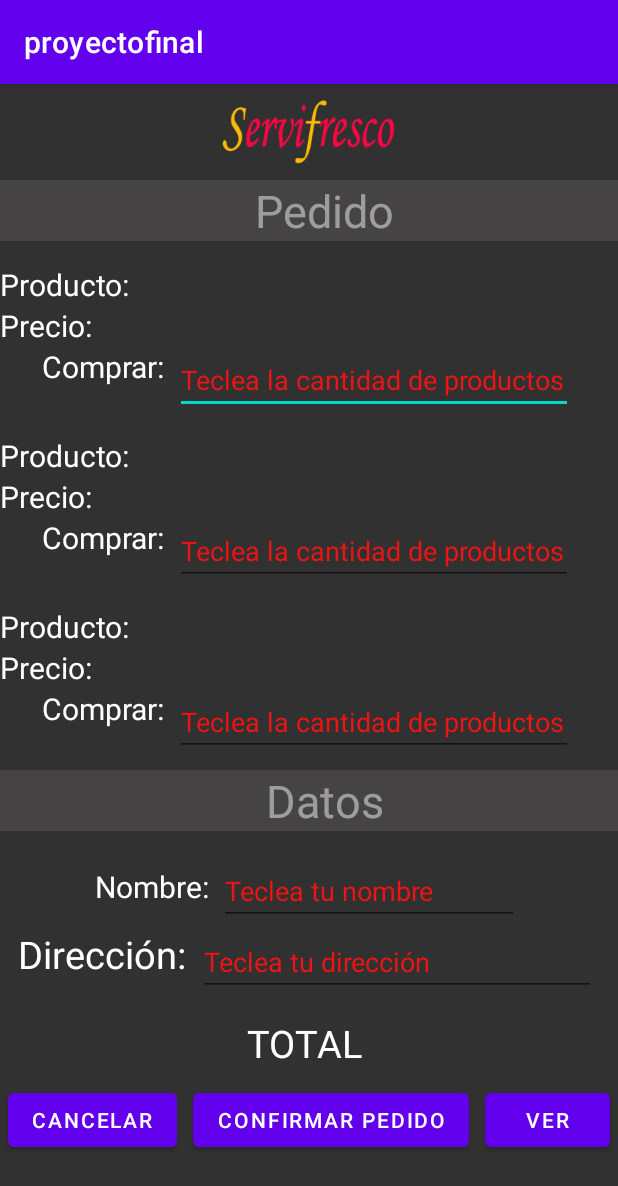
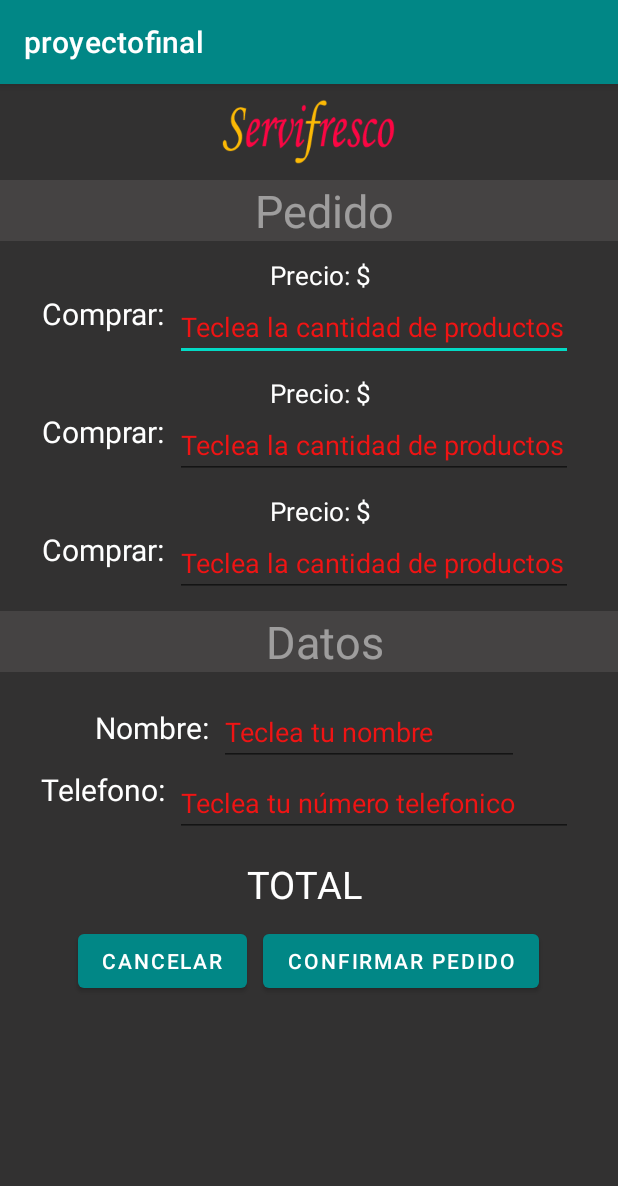
Before and after one commit to Carlos8Francisco/ProyectoFinal_liss, an Android app: the productos screen opened directly, with no data from a screen before it, on a phone screen of 412 x 824 dp. Shown: the top 1186 px of the screen. Run offline under Robolectric (Android 15) with nearby library versions, the phone set to English and light mode, and no system bars; our stand-ins replace Volley; network calls fail; 7 statements that could not run were skipped.

Commit message:
funcionando 2.0

```diff
--- a/app/src/main/AndroidManifest.xml
+++ b/app/src/main/AndroidManifest.xml
@@ -14,21 +14,27 @@
         android:theme="@style/Theme.Proyectofinal">
         <activity
             android:name=".historial"
+            android:screenOrientation="portrait"
             android:exported="false" />
         <activity
             android:name=".productos"
+            android:screenOrientation="portrait"
             android:exported="false" />
         <activity
             android:name=".listcate"
+            android:screenOrientation="portrait"
             android:exported="false" />
         <activity
             android:name=".register"
+            android:screenOrientation="portrait"
             android:exported="false" />
         <activity
             android:name=".MainCategorias1"
+            android:screenOrientation="portrait"
             android:exported="false" />
         <activity
             android:name=".MainActivity"
+            android:screenOrientation="portrait"
             android:exported="true">
             <intent-filter>
                 <action android:name="android.intent.action.MAIN" />
--- a/app/src/main/res/layout/activity_main_categorias1.xml
+++ b/app/src/main/res/layout/activity_main_categorias1.xml
@@ -62,6 +62,7 @@
             android:textSize="25sp" />
 
         <ImageButton
+            android:id="@+id/btn2"
             android:layout_width="170dp"
             android:layout_height="170dp"
             android:layout_marginVertical="30dp"
--- a/app/src/main/res/layout/activity_productos.xml
+++ b/app/src/main/res/layout/activity_productos.xml
@@ -31,22 +31,38 @@
             android:textColor="#7AFFFFFF"
             android:textSize="30sp" />
 
+    <LinearLayout
+        android:layout_width="wrap_content"
+        android:layout_height="wrap_content"
+        android:layout_gravity="center"
+        android:orientation="horizontal"
+        android:layout_marginTop="5dp">
+
         <TextView
             android:id="@+id/tvp1"
             android:layout_width="match_parent"
             android:layout_height="wrap_content"
-            android:layout_marginTop="10dp"
-            android:text="Producto: "
+            android:text=" "
             android:textColor="@color/white"
-            android:textSize="20sp" />
+            android:textSize="15sp" />
+
+        <TextView
+            android:layout_marginStart="15dp"
+            android:layout_width="match_parent"
+            android:layout_height="wrap_content"
+            android:text="Precio: $"
+            android:textColor="@color/white"
+            android:textSize="17sp" />
 
         <TextView
             android:id="@+id/tvpr1"
             android:layout_width="match_parent"
             android:layout_height="wrap_content"
-            android:text="Precio: "
+            android:text=" "
             android:textColor="@color/white"
-            android:textSize="20sp" />
+            android:textSize="17sp" />
+
+    </LinearLayout>
 
         <LinearLayout
             android:layout_width="wrap_content"
@@ -73,23 +89,38 @@
 
         </LinearLayout>
 
+    <LinearLayout
+        android:layout_width="wrap_content"
+        android:layout_height="wrap_content"
+        android:layout_gravity="center"
+        android:orientation="horizontal"
+        android:layout_marginTop="5dp">
+
         <TextView
             android:id="@+id/tvp2"
             android:layout_width="match_parent"
             android:layout_height="wrap_content"
-            android:layout_marginTop="10dp"
-            android:text="Producto: "
+            android:text=" "
             android:textColor="@color/white"
-            android:textSize="20sp" />
+            android:textSize="15sp" />
+
+        <TextView
+            android:layout_marginStart="15dp"
+            android:layout_width="match_parent"
+            android:layout_height="wrap_content"
+            android:text="Precio: $"
+            android:textColor="@color/white"
+            android:textSize="17sp" />
 
         <TextView
             android:id="@+id/tvpr2"
             android:layout_width="match_parent"
             android:layout_height="wrap_content"
-            android:text="Precio: "
+            android:text=" "
             android:textColor="@color/white"
-            android:textSize="20sp" />
+            android:textSize="17sp" />
 
+    </LinearLayout>
 
         <LinearLayout
             android:layout_width="wrap_content"
@@ -116,22 +147,38 @@
 
         </LinearLayout>
 
+    <LinearLayout
+        android:layout_width="wrap_content"
+        android:layout_height="wrap_content"
+        android:layout_gravity="center"
+        android:orientation="horizontal"
+        android:layout_marginTop="5dp">
+
         <TextView
             android:id="@+id/tvp3"
             android:layout_width="match_parent"
             android:layout_height="wrap_content"
-            android:layout_marginTop="10dp"
-            android:text="Producto: "
+            android:text=" "
             android:textColor="@color/white"
-            android:textSize="20sp" />
+            android:textSize="15sp" />
 
+        <TextView
+            android:layout_marginStart="15dp"
+            android:layout_width="match_parent"
+            android:layout_height="wrap_content"
+            android:text="Precio: $"
+            android:textColor="@color/white"
+            android:textSize="17sp" />
         <TextView
             android:id="@+id/tvpr3"
             android:layout_width="match_parent"
             android:layout_height="wrap_content"
-            android:text="Precio: "
+            android:text=" "
             android:textColor="@color/white"
-            android:textSize="20sp" />
+            android:textSize="17sp" />
+
+    </LinearLayout>
+
 
         <LinearLayout
             android:layout_width="wrap_content"
@@ -203,9 +250,9 @@
             <TextView
                 android:layout_width="wrap_content"
                 android:layout_height="wrap_content"
-                android:text="Dirección: "
+                android:text="Telefono: "
                 android:textColor="@color/white"
-                android:textSize="25sp" />
+                android:textSize="20sp" />
 
             <EditText
                 android:id="@+id/direccion"
@@ -213,7 +260,7 @@
                 android:layout_height="wrap_content"
                 android:layout_gravity="center_horizontal"
                 android:layout_margin="2dp"
-                android:hint="Teclea tu dirección"
+                android:hint="Teclea tu número telefonico"
                 android:inputType="text"
                 android:textColorHint="#EF1414" />
 
@@ -269,13 +316,7 @@
                 android:layout_margin="5dp"
                 android:text="Confirmar Pedido" />
 
-            <Button
-                android:id="@+id/regrss"
-                android:layout_width="wrap_content"
-                android:layout_height="wrap_content"
-                android:layout_gravity="center_horizontal"
-                android:layout_margin="5dp"
-                android:text="ver" />
+
 
         </LinearLayout>
 
--- a/app/src/main/res/layout/itempedido.xml
+++ b/app/src/main/res/layout/itempedido.xml
@@ -7,7 +7,7 @@
         android:layout_width="match_parent"
         android:layout_height="wrap_content"
         android:layout_marginTop="10dp"
-        android:background="#FF3071">
+        android:background="#736E6F">
 
         <TextView
             android:id="@+id/nombre"
--- a/app/src/main/res/values-night/themes.xml
+++ b/app/src/main/res/values-night/themes.xml
@@ -1,9 +1,9 @@
 <resources xmlns:tools="http://schemas.android.com/tools">
     <!-- Base application theme. -->
-    <style name="Theme.Proyectofinal" parent="Theme.MaterialComponents.DayNight.DarkActionBar">
+    <style name="Theme.Proyectofinal" parent="Theme.MaterialComponents.DayNight.NoActionBar">
         <!-- Primary brand color. -->
-        <item name="colorPrimary">@color/purple_200</item>
-        <item name="colorPrimaryVariant">@color/purple_700</item>
+        <item name="colorPrimary">#F31F1F</item>
+        <item name="colorPrimaryVariant">#C62828</item>
         <item name="colorOnPrimary">@color/black</item>
         <!-- Secondary brand color. -->
         <item name="colorSecondary">@color/teal_200</item>
--- a/app/src/main/res/values/themes.xml
+++ b/app/src/main/res/values/themes.xml
@@ -2,7 +2,7 @@
     <!-- Base application theme. -->
     <style name="Theme.Proyectofinal" parent="Theme.MaterialComponents.DayNight.DarkActionBar">
         <!-- Primary brand color. -->
-        <item name="colorPrimary">@color/purple_500</item>
+        <item name="colorPrimary">@color/teal_700</item>
         <item name="colorPrimaryVariant">@color/purple_700</item>
         <item name="colorOnPrimary">@color/white</item>
         <!-- Secondary brand color. -->
```
Also changed, not shown: app/src/main/java/com/example/proyectofinal/MainCategorias1.java (+11 -1 lines), app/src/main/java/com/example/proyectofinal/historial.java (+16 -0 lines), app/src/main/java/com/example/proyectofinal/productos.java (+22 -16 lines), app/src/main/res/layout/activity_historial.xml (+14 -4 lines), app/src/main/res/layout/activity_main.xml (+5 -3 lines), app/src/main/res/layout/activity_register.xml (+6 -3 lines), 1 other file.
